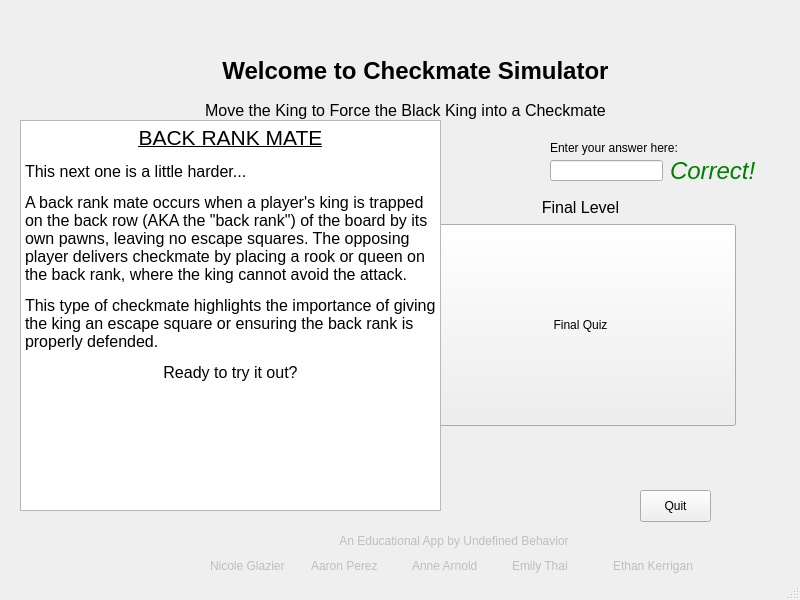
Above: startmenu.ui from University-of-Utah-CS3505/a9-edu-app-f24-birdy117 before the change. Below: the same form after it.
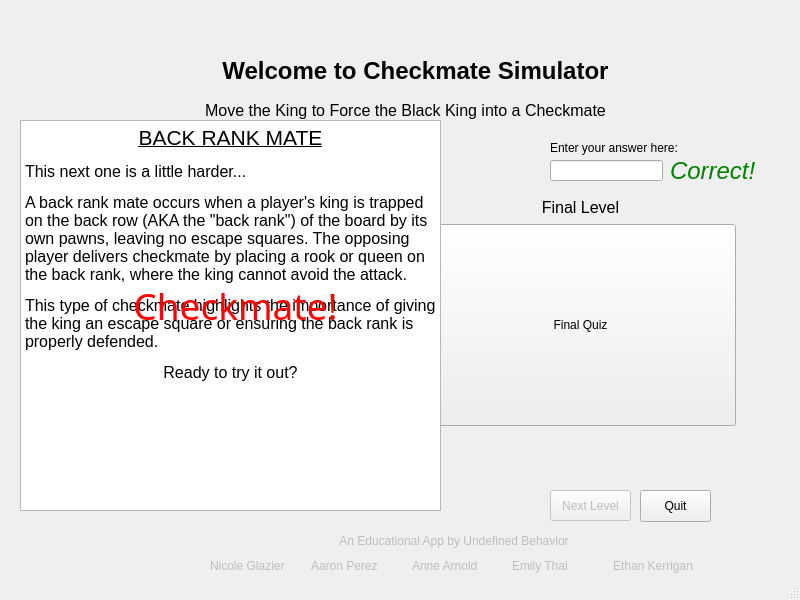
That is the form after the change. Icons and pictures are not drawn.

Commit message: Added Checkmates for Queen King Checkmate

```diff
--- a/startmenu.ui
+++ b/startmenu.ui
@@ -596,6 +596,48 @@
      <set>Qt::AlignmentFlag::AlignCenter</set>
     </property>
    </widget>
+   <widget class="QLabel" name="CheckmateLabel">
+    <property name="geometry">
+     <rect>
+      <x>80</x>
+      <y>260</y>
+      <width>311</width>
+      <height>91</height>
+     </rect>
+    </property>
+    <property name="font">
+     <font>
+      <family>Arial Black</family>
+      <pointsize>28</pointsize>
+      <italic>false</italic>
+     </font>
+    </property>
+    <property name="styleSheet">
+     <string notr="true">QLabel { color : red; }</string>
+    </property>
+    <property name="text">
+     <string>Checkmate!</string>
+    </property>
+    <property name="alignment">
+     <set>Qt::AlignmentFlag::AlignCenter</set>
+    </property>
+   </widget>
+   <widget class="QPushButton" name="NextLevelButton">
+    <property name="enabled">
+     <bool>false</bool>
+    </property>
+    <property name="geometry">
+     <rect>
+      <x>550</x>
+      <y>490</y>
+      <width>81</width>
+      <height>31</height>
+     </rect>
+    </property>
+    <property name="text">
+     <string>Next Level</string>
+    </property>
+   </widget>
    <zorder>Title</zorder>
    <zorder>layoutWidget</zorder>
    <zorder>QuitButton</zorder>
@@ -610,6 +652,8 @@
    <zorder>BackRankText</zorder>
    <zorder>CorrectLabel</zorder>
    <zorder>directionsLabel</zorder>
+   <zorder>CheckmateLabel</zorder>
+   <zorder>NextLevelButton</zorder>
   </widget>
   <widget class="QStatusBar" name="statusbar"/>
  </widget>
```
The commit also changes 26 other files.
